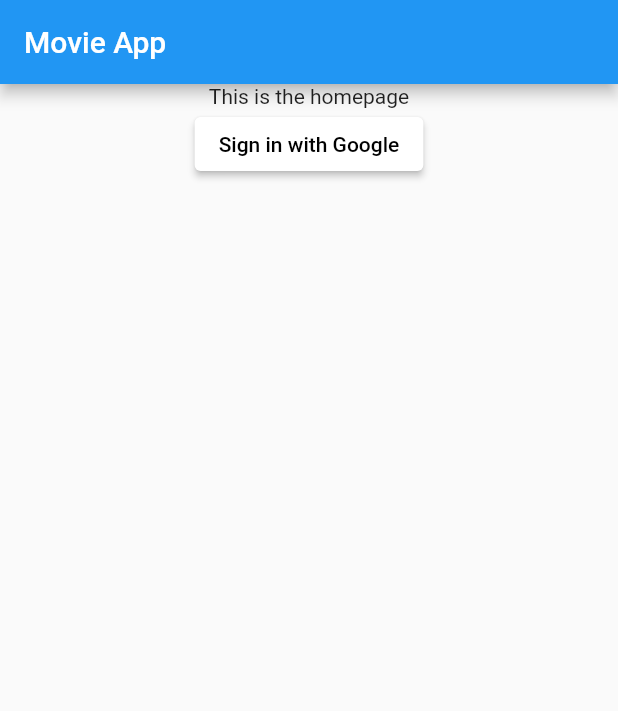
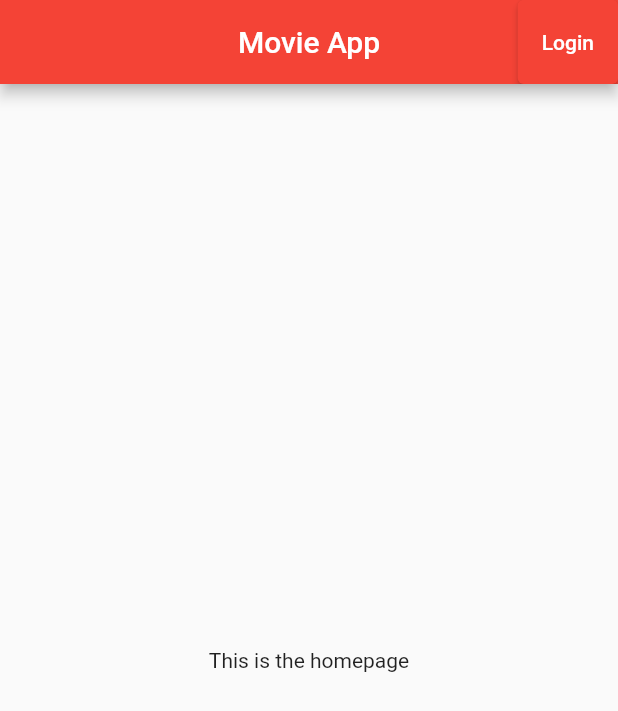
Before and after one commit to alanyu108/flutter-movie-app, a Flutter app: the screen it shows after launch, on a phone screen of 412 x 824 dp. Shown: the top 711 px of the screen. Run offline on Flutter 3.47's test engine with Material 2 defaults, Android fonts, the phone set to English and light mode, and no system bars; our stand-ins replace firebase_auth, firebase_core, google_sign_in; accounts and stored records are empty.

Commit message:
user can now login and logout, routing still needs to be fixed where once user logs in, they should be route to the home page and not stuck on the login page

```diff
--- a/movie_app/lib/homepage.dart
+++ b/movie_app/lib/homepage.dart
@@ -1,24 +1,57 @@
+import 'package:firebase_auth/firebase_auth.dart';
 import 'package:flutter/material.dart';
-import 'widget/sign_in.dart';
+import 'package:movie_app/screens/userScreen.dart';
 
 class HomePage extends StatelessWidget {
   const HomePage({Key? key}) : super(key: key);
 
   @override
   Widget build(BuildContext context) {
-    return MaterialApp(
-        debugShowCheckedModeBanner: false,
-        theme: ThemeData(
-          primarySwatch: Colors.blue,
-        ),
-        home: Scaffold(
+    return StreamBuilder(
+      stream: FirebaseAuth.instance.authStateChanges(),
+      builder: (context, snapsnot) {
+        //if the user sucessfully logs in
+        if (snapsnot.hasData) {
+          return userScreen();
+        } else if (snapsnot.connectionState == ConnectionState.waiting) {
+          return const Center(child: CircularProgressIndicator());
+        } else if (snapsnot.hasError) {
+          return const Center(child: Text("We have an error"));
+        } else {
+          return Scaffold(
             appBar: AppBar(
               title: const Text("Movie App"),
+              centerTitle: true,
+              actions: [
+                ElevatedButton(
+                    onPressed: () {
+                      Navigator.pushNamed(context, '/login');
+                    },
+                    child: const Text("Login"))
+              ],
             ),
-            body: Center(
-              child: Column(
-                children: [const Text("This is the homepage"), SignInWidget()],
-              ),
-            )));
+            body: const Center(child: Text("This is the homepage")),
+          );
+        }
+      },
+    );
   }
+
+  // @override
+  // Widget build(BuildContext context) {
+  //   return Scaffold(
+  //     appBar: AppBar(
+  //       title: const Text("Movie App"),
+  //       centerTitle: true,
+  //       actions: [
+  //         ElevatedButton(
+  //             onPressed: () {
+  //               Navigator.pushNamed(context, '/login');
+  //             },
+  //             child: const Text("Login"))
+  //       ],
+  //     ),
+  //     body: Center(child: Text("This is the homepage")),
+  //   );
+  // }
 }
--- a/movie_app/lib/main.dart
+++ b/movie_app/lib/main.dart
@@ -1,5 +1,6 @@
 import 'package:flutter/material.dart';
 import 'package:firebase_core/firebase_core.dart';
+import 'package:movie_app/screens/signInScreen.dart';
 import 'homepage.dart';
 import 'firebase_options.dart'; // generated via `flutterfire` CLI
 
@@ -15,6 +16,16 @@ class MyApp extends StatelessWidget {
   // This widget is the root of your application.
   @override
   Widget build(BuildContext context) {
-    return const HomePage();
+    return MaterialApp(
+      debugShowCheckedModeBanner: false,
+      theme: ThemeData(
+        primarySwatch: Colors.red,
+      ),
+      initialRoute: "/",
+      routes: {
+        "/": (context) => const HomePage(),
+        "/login": (context) => const SignInScreen()
+      },
+    );
   }
 }
--- a/movie_app/lib/provider/google_provider.dart
+++ b/movie_app/lib/provider/googleProvider.dart
@@ -34,4 +34,9 @@ class GoogleSignInProvider extends ChangeNotifier {
     await FirebaseAuth.instance.signInWithCredential(credentials);
     notifyListeners();
   }
+
+  Future googleLogout() async {
+    await googleSignIn.disconnect();
+    FirebaseAuth.instance.signOut();
+  }
 }
--- a/movie_app/lib/widget/sign_in.dart
+++ b/movie_app/lib/widget/SignInWidget.dart
@@ -1,5 +1,5 @@
 import 'package:flutter/material.dart';
-import 'package:movie_app/provider/google_provider.dart';
+import 'package:movie_app/provider/googleProvider.dart';
 import 'package:provider/provider.dart';
 
 class SignInWidget extends StatelessWidget {
```
Also changed, not shown: movie_app/lib/screens/signInScreen.dart (added, +19 -0 lines), movie_app/lib/screens/userScreen.dart (added, +38 -0 lines).
